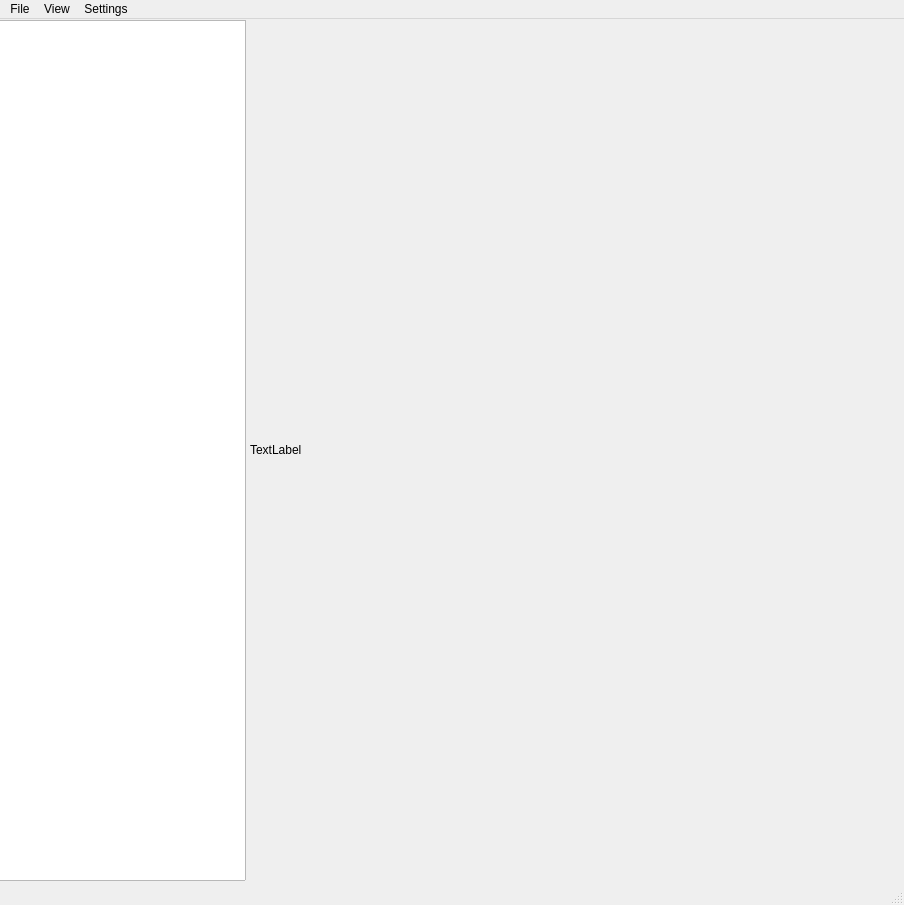
First picture: the form in resources/main_view.ui, repository jeanboy44/cloud-image-viewer, before the edit.
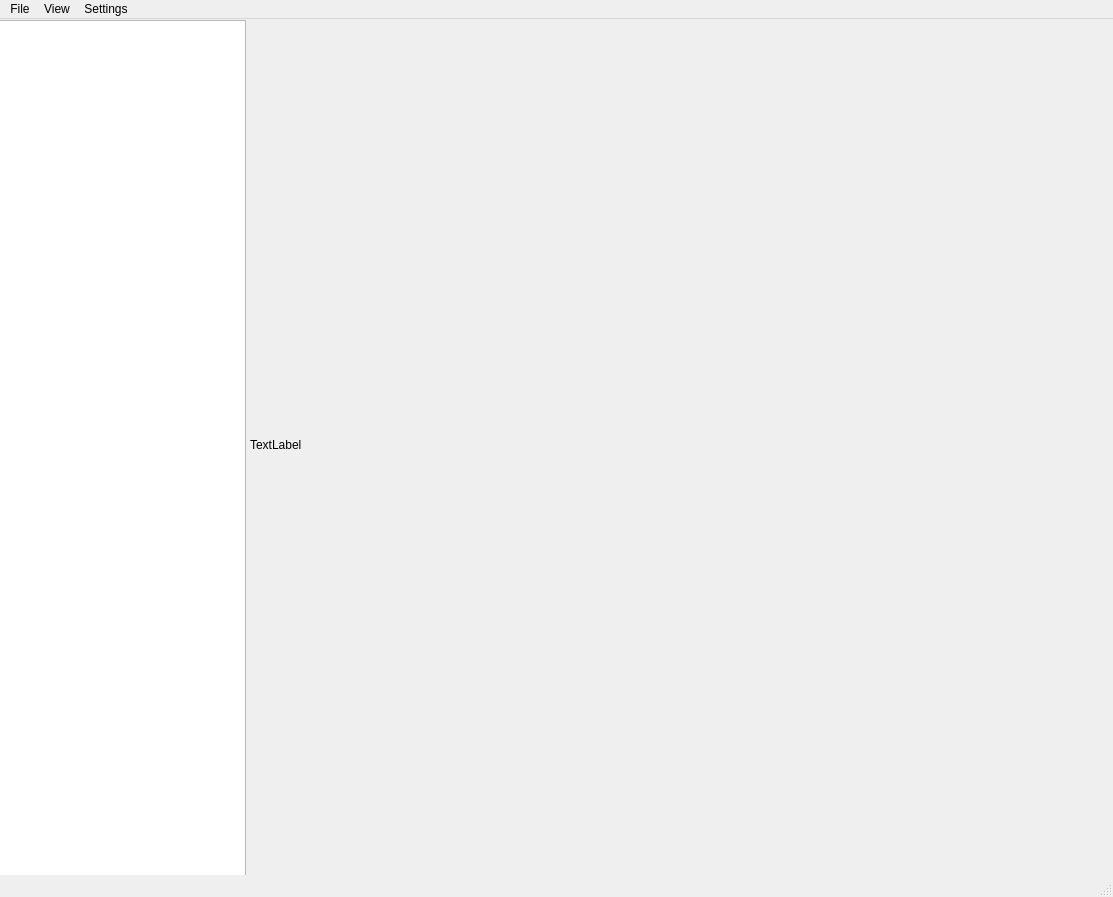
Second picture: the form after the edit. Icons and pictures are not drawn.

Commit message: feat: show image when file selected.

Diff of the .ui file:
```diff
--- a/resources/main_view.ui
+++ b/resources/main_view.ui
@@ -6,8 +6,8 @@
    <rect>
     <x>0</x>
     <y>0</y>
-    <width>904</width>
-    <height>905</height>
+    <width>1113</width>
+    <height>897</height>
    </rect>
   </property>
   <property name="windowTitle">
@@ -32,7 +32,7 @@
      <rect>
       <x>250</x>
       <y>0</y>
-      <width>651</width>
+      <width>861</width>
       <height>861</height>
      </rect>
     </property>
@@ -41,8 +41,8 @@
       <rect>
        <x>0</x>
        <y>0</y>
-       <width>651</width>
-       <height>861</height>
+       <width>861</width>
+       <height>851</height>
       </rect>
      </property>
      <property name="text">
@@ -56,7 +56,7 @@
     <rect>
      <x>0</x>
      <y>0</y>
-     <width>904</width>
+     <width>1113</width>
      <height>21</height>
     </rect>
    </property>
```
Left out of the diff: 3 changed lines with no effect on the pictures. The commit also changes 1 other file.
